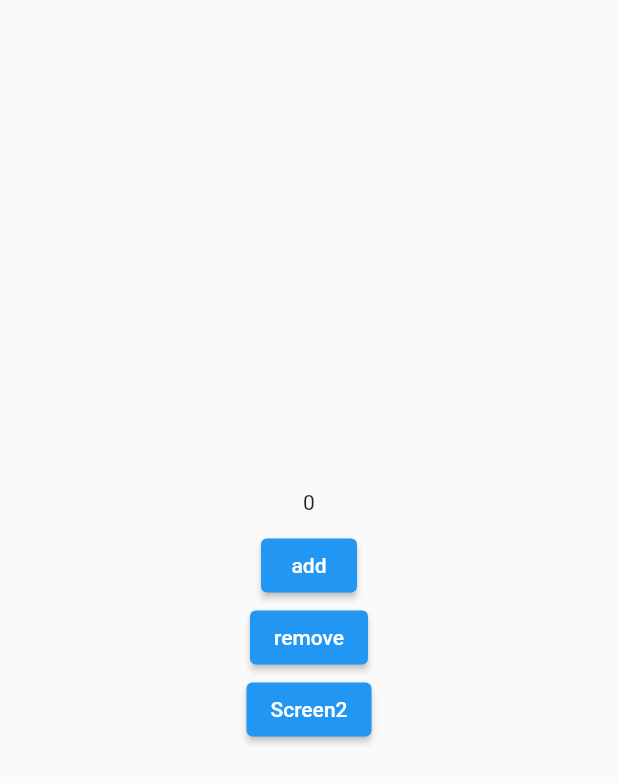
After one commit to apurva010/Provider-Practical, a Flutter app: the Counter1 screen opened directly, after a tap on "add", after a tap on "remove", on a phone screen of 412 x 824 dp. The commit adds this screen. Shown: the top 783 px of the screen. Run offline on Flutter 3.47's test engine with Material 2 defaults, Android fonts, the phone set to English and light mode, and no system bars.

Commit message:
Counter by sahil

```diff
--- /dev/null
+++ b/lib/views/counter/counter_main.dart
@@ -0,0 +1,55 @@
+import 'package:flutter/material.dart';
+import 'package:provider/provider.dart';
+import 'package:provider_example/views/counter/counter_screen2.dart';
+import 'package:provider_example/views/counter/provider_class.dart';
+
+class MyApp extends StatelessWidget {
+  const MyApp({super.key});
+
+  @override
+  Widget build(BuildContext context) {
+    return ChangeNotifierProvider(
+      create: (_) => ProviderCounter(),
+      child: MaterialApp(
+        home: Counter1(),
+      ),
+    );
+  }
+}
+
+class Counter1 extends StatelessWidget {
+  const Counter1({Key? key}) : super(key: key);
+
+  @override
+  Widget build(BuildContext context) {
+    // return ChangeNotifierProvider(
+    //   create: (_) => ProviderCounter(),
+    //   builder: (context, child) {
+    ProviderCounter count = Provider.of<ProviderCounter>(context);
+    return Scaffold(
+      body: Center(
+        child: Column(
+          mainAxisSize: MainAxisSize.max,
+          mainAxisAlignment: MainAxisAlignment.center,
+          children: [
+            Text("${count.counter}"),
+            SizedBox(
+              height: 10,
+            ),
+            ElevatedButton(
+                onPressed: () => count.increment(), child: Text("add")),
+            ElevatedButton(
+                onPressed: () => count.decriment(), child: Text("remove")),
+            ElevatedButton(
+              onPressed: () => Navigator.of(context)
+                  .push(MaterialPageRoute(builder: (_) => Counter2())),
+              child: Text("Screen2"),
+            ),
+          ],
+        ),
+      ),
+    );
+    //     },
+    //   );
+  }
+}
--- /dev/null
+++ b/lib/views/counter/provider_class.dart
@@ -0,0 +1,16 @@
+import 'package:flutter/material.dart';
+
+class ProviderCounter extends ChangeNotifier {
+  int counter;
+  ProviderCounter({this.counter = 0});
+
+  void increment() {
+    counter++;
+    notifyListeners();
+  }
+
+  void decriment() {
+    counter--;
+    notifyListeners();
+  }
+}
```
Also changed, not shown: lib/views/counter/counter_screen2.dart (+11 -34 lines).
